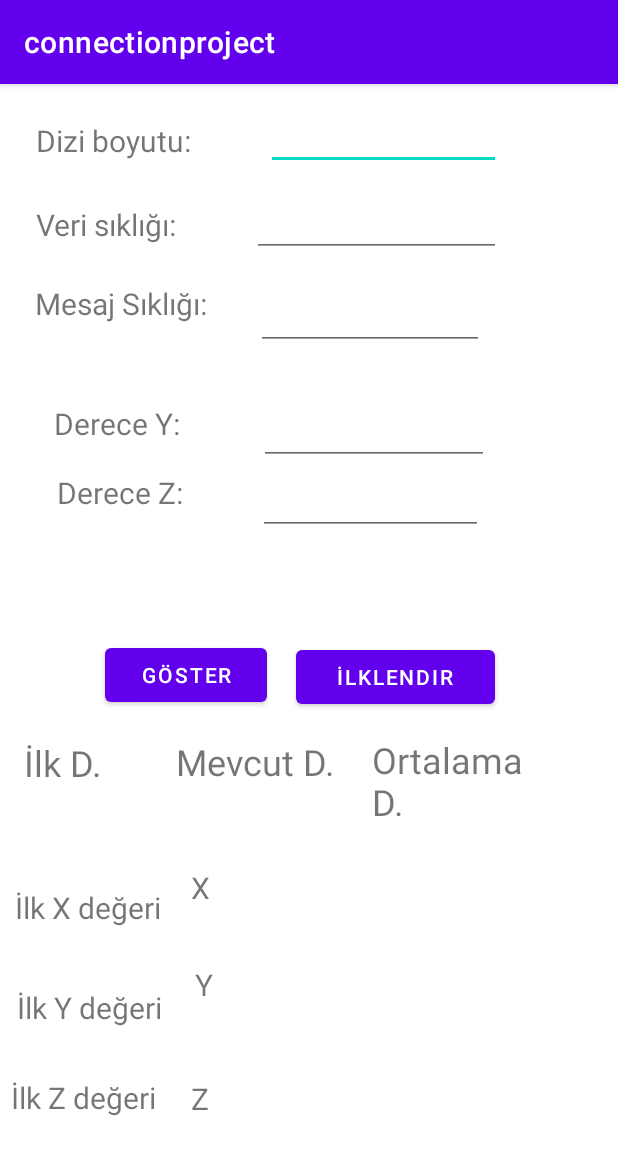
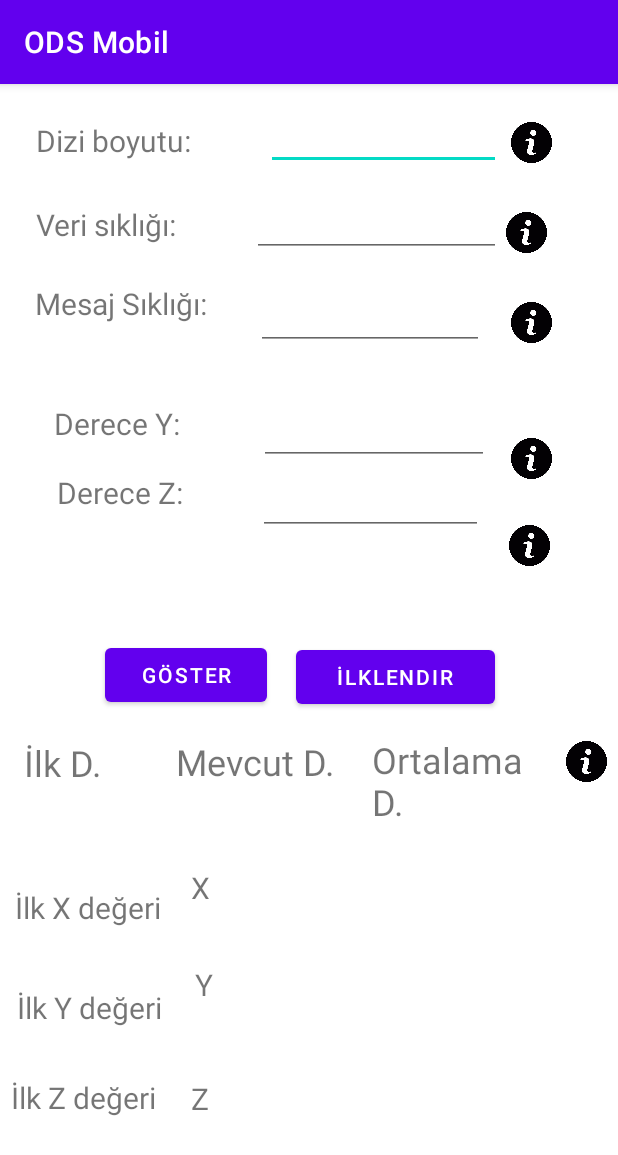
Before and after one commit to Melikeagdas/ODS_Mobil, an Android app: the screen it shows after launch (MainActivity), on a phone screen of 412 x 824 dp. Shown: the top 1155 px of the screen. Run offline under Robolectric (Android 15) with nearby library versions, the phone set to English and light mode, and no system bars.

Commit message:
Uyarı sesleri değiştirildi,bilgilendirme mesajları verildi.

```diff
--- a/app/build.gradle
+++ b/app/build.gradle
@@ -36,5 +36,7 @@ dependencies {
     testImplementation 'junit:junit:4.13.2'
     androidTestImplementation 'androidx.test.ext:junit:1.1.3'
     androidTestImplementation 'androidx.test.espresso:espresso-core:3.4.0'
-   // implementation 'com.google.android.gms:play-services-location:19.0.1'
+
+    implementation 'androidx.legacy:legacy-support-v4:1.0.0'
+
 }
--- a/app/src/main/java/com/example/connectionproject/MainActivity.java
+++ b/app/src/main/java/com/example/connectionproject/MainActivity.java
@@ -3,9 +3,13 @@ package com.example.connectionproject;
 import static java.lang.Math.subtractExact;
 
 import android.Manifest;
+import android.app.Dialog;
 import android.content.Context;
 import android.content.DialogInterface;
+import android.content.Intent;
 import android.content.pm.PackageManager;
+import android.graphics.Color;
+import android.graphics.drawable.ColorDrawable;
 import android.hardware.Sensor;
 import android.hardware.SensorEvent;
 import android.hardware.SensorEventListener;
@@ -22,6 +26,9 @@ import android.util.Log;
 import android.view.View;
 import android.widget.Button;
 import android.widget.EditText;
+import android.widget.ImageButton;
+import android.widget.PopupWindow;
+import android.widget.RelativeLayout;
 import android.widget.TextView;
 import android.widget.Toast;
 
@@ -34,16 +41,20 @@ import com.google.android.gms.location.FusedLocationProviderClient;
 import com.google.android.gms.location.LocationServices;
 import com.google.android.gms.tasks.OnCompleteListener;
 import com.google.android.gms.tasks.Task;
+import com.google.android.material.snackbar.Snackbar;
 
 import java.io.IOException;
 import java.util.List;
 import java.util.Locale;
+import java.util.Timer;
+import java.util.TimerTask;
 
 
 public class MainActivity extends AppCompatActivity {
-    TextView x2, y2, z2, z5, z6, z7, z8, z9, zilk, yilk, xilk, textView4, z10, z,mesaj;
-    EditText txt_dizi, txt_veri, txt_number, txt_number2,txt_mesaj;
+    TextView x2, y2, z2, z5, z6, z7, z8, z9, zilk, yilk, xilk, z10, z, mesaj;
+    EditText txt_dizi, txt_veri, txt_number, txt_number2, txt_mesaj;
     Button btngoster, btnilklendir;
+    ImageButton imgbtn_dizi, imgbtn_veri, imgbtn_y, imgbtn_z, imgbtn_genel,imgbtn_mesaj;
     FusedLocationProviderClient fusedLocationProviderClient;
     SensorManager sensorManager;
     SensorManager sensorManager2;
@@ -52,6 +63,7 @@ public class MainActivity extends AppCompatActivity {
     Sensor sensor2;
     MediaPlayer play;
     int counter2 = 0;
+    RelativeLayout mainlayout;
 
     public static final int UPSIDE_DOWN = 3;
     public static final int LANDSCAPE_RIGHT = 4;
@@ -92,6 +104,49 @@ public class MainActivity extends AppCompatActivity {
                 }
             }
         });
+        imgbtn_dizi.setOnClickListener(new View.OnClickListener() {
+            @Override
+            public void onClick(View view) {
+                Snackbar.make(mainlayout,"Dizi boyutu girmeye yarar.",Snackbar.LENGTH_LONG).show();
+
+            }
+        });
+        imgbtn_veri.setOnClickListener(new View.OnClickListener() {
+            @Override
+            public void onClick(View view) {
+                Snackbar.make(mainlayout,"Veri boyutu girmeye yarar.",Snackbar.LENGTH_LONG).show();
+            }
+        });
+        imgbtn_y.setOnClickListener(new View.OnClickListener() {
+            @Override
+            public void onClick(View view) {
+                Snackbar.make(mainlayout,"Y düzleminde derece açıklığını girmeye yarar.",Snackbar.LENGTH_LONG).show();
+            }
+        });
+        imgbtn_z.setOnClickListener(new View.OnClickListener() {
+            @Override
+            public void onClick(View view) {
+                Snackbar.make(mainlayout,"Z düzleminde derece açıklığını girmeye yarar.",Snackbar.LENGTH_LONG).show();
+            }
+        });
+        imgbtn_genel.setOnClickListener(new View.OnClickListener() {
+            @Override
+            public void onClick(View view) {
+                Snackbar.make(mainlayout,"X,Y ve Z koordinatları için ilk,mevcut ve ortalama değeri verir. ",Snackbar.LENGTH_LONG).show();
+            }
+        });
+        imgbtn_mesaj.setOnClickListener(new View.OnClickListener() {
+            @Override
+            public void onClick(View view) {
+                Snackbar.make(mainlayout,"Koordinat sapmalarında verilecek mesajın sıklığını ifade eder. ",Snackbar.LENGTH_LONG).show();
+            }
+        });
+
+    }
+
+    private void openpopupWindow() {
+        Intent popupwindow=new Intent(MainActivity.this, PopupWindow.class);
+        startActivity(popupwindow);
     }
 
     float[] orientations = new float[5];
@@ -108,9 +163,9 @@ public class MainActivity extends AppCompatActivity {
     int z3first;
     int dereceY = 0;
     int dereceZ = 0;
-    int mesaj_sıklıgı=0;
-    int anlik_mesajY=0;
-    int anlik_mesajZ=0;
+    int mesaj_sıklıgı = 0;
+    int anlik_mesajY = 0;
+    int anlik_mesajZ = 0;
 
     public SensorEventListener rvlistener = new SensorEventListener() {
         @Override
@@ -142,12 +197,12 @@ public class MainActivity extends AppCompatActivity {
                     }
                     String derece1 = txt_number.getText().toString();
                     String derece2 = txt_number2.getText().toString();
-                    String mesajsikligi=txt_mesaj.getText().toString();
+                    String mesajsikligi = txt_mesaj.getText().toString();
                     btnilklendir.setOnClickListener(new View.OnClickListener() {
                         @Override
                         public void onClick(View view) {
                             ilklendir = true;
-                            if (!derece1.matches("") && !derece2.matches("") && !mesajsikligi.matches("") ) {
+                            if (!derece1.matches("") && !derece2.matches("") && !mesajsikligi.matches("")) {
                                 MainActivity.this.xilk.setText(String.valueOf(x3));
                                 MainActivity.this.yilk.setText(String.valueOf(y3));
                                 MainActivity.this.zilk.setText(String.valueOf(z3));
@@ -161,10 +216,10 @@ public class MainActivity extends AppCompatActivity {
                                 dereceY = Integer.valueOf(String.valueOf(txt_number.getText()));
                                 txt_number.setText(String.valueOf((int) dereceY));
 
-                                dereceZ=Integer.valueOf(String.valueOf(txt_number2.getText()));
+                                dereceZ = Integer.valueOf(String.valueOf(txt_number2.getText()));
                                 txt_number2.setText(String.valueOf((int) dereceZ));
 
-                                mesaj_sıklıgı=Integer.valueOf(String.valueOf(txt_mesaj.getText()));
+                                mesaj_sıklıgı = Integer.valueOf(String.valueOf(txt_mesaj.getText()));
                                 txt_mesaj.setText(String.valueOf((int) mesaj_sıklıgı));
                             } else {
                                 Toast.makeText(getApplicationContext(), "Derece veya mesaj sıklığı değeri boş geçilemez !", Toast.LENGTH_LONG).show();
@@ -173,24 +228,31 @@ public class MainActivity extends AppCompatActivity {
                         }
                     });
                     if (count == maxcount) {
-                            if (ilklendir == true && !derece1.matches("") && !derece2.matches("") ) {
+                        if (ilklendir == true && !derece1.matches("") && !derece2.matches("")) {
                             avg = sumY / currentArrayY.length;
                             z9.setText("ort Y :" + avg);
                             if ((y3first - avg) > dereceY || (y3first - avg) < -dereceY) {
                                 anlik_mesajY++;
-                                    mesaj.setText(""+anlik_mesajY);
                                 if (anlik_mesajY == mesaj_sıklıgı) {
                                     ((Vibrator) context.getSystemService(Context.VIBRATOR_SERVICE)).vibrate(100);
-                                        new AlertDialog.Builder(MainActivity.this).setTitle("").setMessage("" +
-                                                "Y yönüne dikkat ediniz").setPositiveButton("OK", new DialogInterface.OnClickListener() {
+                                    AlertDialog.Builder builder=new AlertDialog.Builder(MainActivity.this);
+                                    builder.setTitle("UYARI");
+                                    builder.setMessage(""+"Y yönüne dikkat ediniz");
+                                    builder.setCancelable(false);
+                                    final AlertDialog dialog=builder.create();
+                                    dialog.show();
+                                    final Timer timer2=new Timer();
+                                    timer2.schedule(new TimerTask() {
                                         @Override
-                                            public void onClick(DialogInterface dialog, int which) {
+                                        public void run() {
+                                            dialog.dismiss();
+                                            timer2.cancel();
                                         }
-                                        })
-                                                .show();
-                                        play = MediaPlayer.create(MainActivity.this, R.raw.song);
+                                    },3000);
+                           play = MediaPlayer.create(MainActivity.this, R.raw.error);
                                     play.start();
-                                        anlik_mesajY=0;
+
+                                    anlik_mesajY = 0;
                                 }
                             }
                             avgZ = sumZ / currentArrayY.length;
@@ -199,16 +261,23 @@ public class MainActivity extends AppCompatActivity {
                                 anlik_mesajZ++;
                                 if (anlik_mesajZ == mesaj_sıklıgı) {
                                     ((Vibrator) context.getSystemService(Context.VIBRATOR_SERVICE)).vibrate(100);
-                                        new AlertDialog.Builder(MainActivity.this).setTitle("").setMessage("" +
-                                                "Z yönüne dikkat ediniz").setPositiveButton("OK", new DialogInterface.OnClickListener() {
+                                    AlertDialog.Builder builder=new AlertDialog.Builder(MainActivity.this);
+                                    builder.setTitle("UYARI");
+                                    builder.setMessage(""+"Z yönüne dikkat ediniz");
+                                    builder.setCancelable(false);
+                                    final AlertDialog dialog=builder.create();
+                                    dialog.show();
+                                    final Timer timer3=new Timer();
+                                    timer3.schedule(new TimerTask() {
                                         @Override
-                                            public void onClick(DialogInterface dialog, int which) {
+                                        public void run() {
+                                            dialog.dismiss();
+                                            timer3.cancel();
                                         }
-                                        })
-                                                .show();
+                                    },3000);
                                     play = MediaPlayer.create(MainActivity.this, R.raw.song);
                                     play.start();
-                                        anlik_mesajZ=0;
+                                    anlik_mesajZ = 0;
                                 }
                             }
 
@@ -255,8 +324,15 @@ public class MainActivity extends AppCompatActivity {
         txt_dizi = findViewById(R.id.txt_dizi);
         txt_number = findViewById(R.id.txt_number);
         txt_number2 = findViewById(R.id.txt_number2);
-        txt_mesaj=findViewById(R.id.txt_mesaj);
-        mesaj=findViewById(R.id.textView9);
+        txt_mesaj = findViewById(R.id.txt_mesaj);
+        mesaj = findViewById(R.id.textView9);
+        imgbtn_dizi = findViewById(R.id.imgbtn_dizi);
+        imgbtn_veri = findViewById(R.id.imgbtn_veri);
+        imgbtn_y = findViewById(R.id.imgbtn_y);
+        imgbtn_z = findViewById(R.id.imgbtn_z);
+        imgbtn_genel = findViewById(R.id.imgbtn_genel);
+        imgbtn_mesaj = findViewById(R.id.imgbtn_mesaj);
+        mainlayout=findViewById(R.id.mainlayout);
         sensorManager = (SensorManager) context.getSystemService(Context.SENSOR_SERVICE);
         sensor = sensorManager.getDefaultSensor(Sensor.TYPE_ACCELEROMETER);
         fusedLocationProviderClient = LocationServices.getFusedLocationProviderClient(this);
--- a/app/src/main/res/layout/activity_main.xml
+++ b/app/src/main/res/layout/activity_main.xml
@@ -4,7 +4,8 @@
     xmlns:tools="http://schemas.android.com/tools"
     android:layout_width="match_parent"
     android:layout_height="match_parent"
-    tools:context=".MainActivity">
+    tools:context=".MainActivity"
+    android:id="@+id/mainlayout">
 
     <TextView
         android:id="@+id/textView2"
@@ -325,4 +326,76 @@
         android:layout_marginStart="36dp"
         android:layout_marginTop="323dp"
         android:textSize="15dp"/>
+
+    <ImageButton
+        android:id="@+id/imgbtn_dizi"
+        android:layout_width="33dp"
+        android:layout_height="27dp"
+        android:layout_alignParentTop="true"
+        android:layout_alignParentEnd="true"
+        android:layout_marginTop="25dp"
+        android:layout_marginEnd="38dp"
+        android:background="#00FFFFFF"
+        android:scaleType="fitStart"
+        app:srcCompat="@drawable/info" />
+
+    <ImageButton
+        android:id="@+id/imgbtn_veri"
+        android:layout_width="33dp"
+        android:layout_height="27dp"
+        android:layout_alignParentTop="true"
+        android:layout_alignParentEnd="true"
+        android:layout_marginTop="85dp"
+        android:layout_marginEnd="41dp"
+        android:background="#00FFFFFF"
+        android:scaleType="fitStart"
+        app:srcCompat="@drawable/info" />
+
+    <ImageButton
+        android:id="@+id/imgbtn_mesaj"
+        android:layout_width="33dp"
+        android:layout_height="27dp"
+        android:layout_alignParentTop="true"
+        android:layout_alignParentEnd="true"
+        android:layout_marginTop="145dp"
+        android:layout_marginEnd="38dp"
+        android:background="#00FFFFFF"
+        android:scaleType="fitStart"
+        app:srcCompat="@drawable/info" />
+
+    <ImageButton
+        android:id="@+id/imgbtn_y"
+        android:layout_width="33dp"
+        android:layout_height="27dp"
+        android:layout_alignParentTop="true"
+        android:layout_alignParentEnd="true"
+        android:layout_marginTop="236dp"
+        android:layout_marginEnd="38dp"
+        android:background="#00FFFFFF"
+        android:scaleType="fitStart"
+        app:srcCompat="@drawable/info" />
+
+    <ImageButton
+        android:id="@+id/imgbtn_z"
+        android:layout_width="33dp"
+        android:layout_height="27dp"
+        android:layout_alignParentTop="true"
+        android:layout_alignParentEnd="true"
+        android:layout_marginTop="294dp"
+        android:layout_marginEnd="39dp"
+        android:background="#00FFFFFF"
+        android:scaleType="fitStart"
+        app:srcCompat="@drawable/info" />
+
+    <ImageButton
+        android:id="@+id/imgbtn_genel"
+        android:layout_width="33dp"
+        android:layout_height="27dp"
+        android:layout_alignParentTop="true"
+        android:layout_alignParentEnd="true"
+        android:layout_marginTop="438dp"
+        android:layout_marginEnd="1dp"
+        android:background="#00FFFFFF"
+        android:scaleType="fitStart"
+        app:srcCompat="@drawable/info" />
 </RelativeLayout>
--- a/app/src/main/res/values/strings.xml
+++ b/app/src/main/res/values/strings.xml
@@ -1,3 +1,3 @@
 <resources>
-    <string name="app_name">connectionproject</string>
+    <string name="app_name">ODS Mobil</string>
 </resources>
--- a/settings.gradle
+++ b/settings.gradle
@@ -12,5 +12,5 @@ dependencyResolutionManagement {
         mavenCentral()
     }
 }
-rootProject.name = "connectionproject"
+rootProject.name = "ODS_Mobil"
 include ':app'
```
Also changed, not shown: app/src/main/AndroidManifest.xml (+12 -9 lines), app/src/main/res/drawable/info.png (added), 1 other file. Lines whose indentation alone changed are shown as unchanged.
